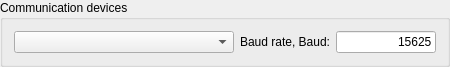
The window that src/widgets/commDeviceManager/devicemanager.ui (DowJhob/Evo-live-map) describes before a commit, drawn with Qt 5.
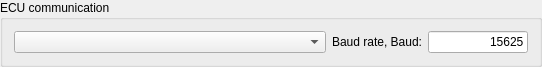
The same window after the commit.

Patch:
```diff
--- a/src/widgets/commDeviceManager/devicemanager.ui
+++ b/src/widgets/commDeviceManager/devicemanager.ui
@@ -6,7 +6,7 @@
    <rect>
     <x>0</x>
     <y>0</y>
-    <width>450</width>
+    <width>542</width>
     <height>61</height>
    </rect>
   </property>
@@ -20,7 +20,7 @@
    <string>GroupBox</string>
   </property>
   <property name="title">
-   <string>Communication devices</string>
+   <string>ECU communication</string>
   </property>
   <layout class="QHBoxLayout" name="horizontalLayout">
    <item>
@@ -36,7 +36,7 @@
    <item>
     <widget class="QLabel" name="bd">
      <property name="sizePolicy">
-      <sizepolicy hsizetype="Minimum" vsizetype="Minimum">
+      <sizepolicy hsizetype="Expanding" vsizetype="Minimum">
        <horstretch>0</horstretch>
        <verstretch>0</verstretch>
       </sizepolicy>
@@ -49,7 +49,7 @@
    <item>
     <widget class="QLineEdit" name="el_baudRate">
      <property name="sizePolicy">
-      <sizepolicy hsizetype="Minimum" vsizetype="Minimum">
+      <sizepolicy hsizetype="Expanding" vsizetype="Minimum">
        <horstretch>0</horstretch>
        <verstretch>0</verstretch>
       </sizepolicy>
```
